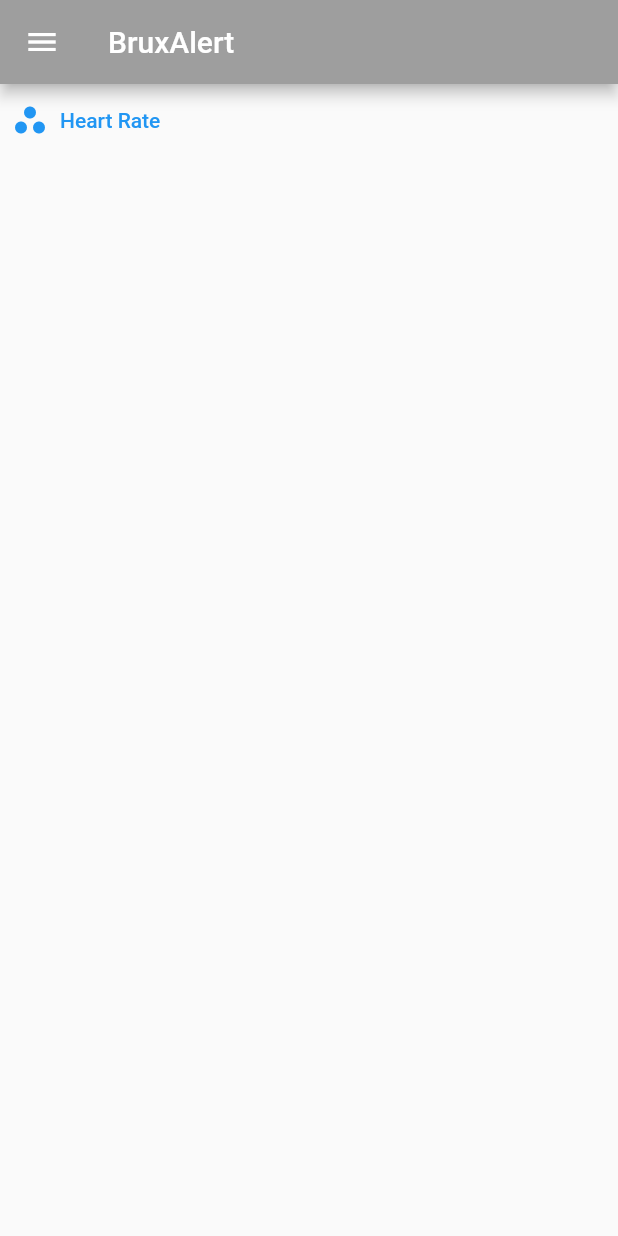
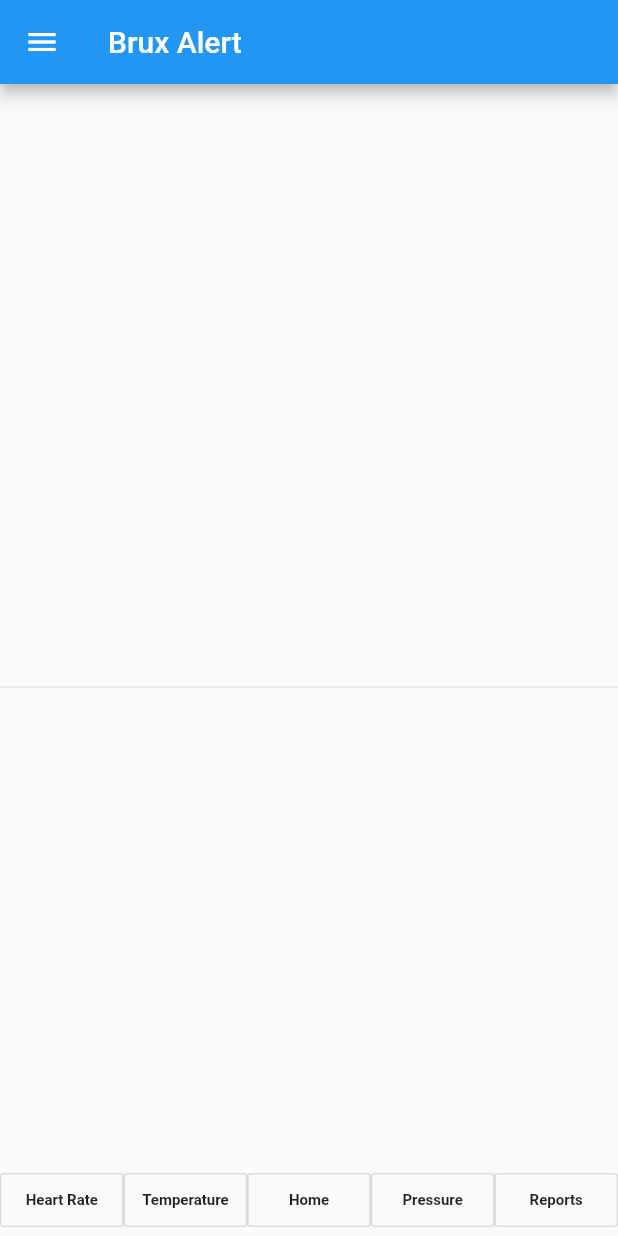
Before and after one commit to patel601/BruxAlertApp, a Flutter app: the screen it shows after launch, after a tap on "Heart Rate", on a phone screen of 412 x 824 dp. Run offline on Flutter 3.47's test engine with Material 2 defaults, Android fonts, the phone set to English and light mode, and no system bars.

Commit message:
Update main.dart

```diff
--- a/lib/main.dart
+++ b/lib/main.dart
@@ -7,29 +7,63 @@ import 'package:flutter/material.dart';
 import 'package:flutter/services.dart';
 import 'dart:ui';
 
-void main() => runApp(MyApp());
+void main() => runApp(new MyApp());
 
-class MyApp extends StatefulWidget {
+class MyApp extends StatelessWidget {
   @override
-  _MyAppState createState() => _MyAppState();
+  Widget build(BuildContext context) {
+    return new MaterialApp(
+      title: 'Flutter Demo',
+      theme: new ThemeData(
+        primarySwatch: Colors.blue,
+      ),
+      home: new MyHomePage(title: 'Brux Alert'),
+    );
+  }
+  //_MyAppState createState() => _MyAppState();
 }
 
-class _MyAppState extends State<MyApp> {
+class MyHomePage extends StatefulWidget {
+  MyHomePage({Key key, this.title}) : super(key: key);
+  final String title;
+  @override
+  _MyAppState createState() => new _MyAppState();
+}
+
+
+class _MyAppState extends State<MyHomePage> {
   Widget mainWidget = Item1();
 
-  //Widget hrButton = HRButton();
+  buttonPressed(String buttonText){
+    print(buttonText); // DEBUG purposes
+  }
+
+
+  Widget buildButton(String buttonText){
+    return new Expanded(
+      child: new OutlineButton(
+        padding: new EdgeInsets.all(12.0),
+        child: new Text(
+          buttonText,
+          style: TextStyle(fontSize: 10.0, fontWeight: FontWeight.bold),
+        ),
+        onPressed: () => buttonPressed(buttonText),
+      ),
+    );
+  }
+  String output = "";
+
+
   @override
   Widget build(BuildContext context) {
     return MaterialApp(
-      title: 'BruxAlert',
       home: Scaffold(
-        appBar: AppBar(
-          title: Text('BruxAlert'),
-          backgroundColor: Colors.grey,
-        ),
+        appBar: new AppBar(title: new Text(widget.title)),
+
           drawer: Drawer(
             // Menu bar
-          child: ListView(
+            child:
+            ListView(
               padding: EdgeInsets.zero,
               children: <Widget>[
                 ListTile(
@@ -43,7 +77,7 @@ class _MyAppState extends State<MyApp> {
                   },
                 ),
                 ListTile(
-                title: Text('Heartrate'),
+                  title: Text('Heart rate'),
                   tileColor: Colors.pink[300],
                   onTap: () {
                     // What happens after you tap the navigation item
@@ -112,45 +146,36 @@ class _MyAppState extends State<MyApp> {
             ),
           ),
 
-        body: (// mainWidget), // Here
-                TextButton.icon(
-                    label: Text('Heart Rate'),
-                    icon: Icon(Icons.workspaces_filled),
-                    onPressed: () {
-                      print('Pressed');
-                    }
+          body: new Container(
+            child: new Column(
+              children: <Widget>[
+                new Container(
+                alignment: Alignment.centerRight,
+                padding:
+                new EdgeInsets.symmetric(vertical: 14.0, horizontal: 12.0),
+                child: new Text(output,
+                    style: new TextStyle(
+                      fontSize: 48.0,
+                      fontWeight: FontWeight.bold,
+                    ))),
+              new Expanded(
+                child: new Divider(),
+              ),
+              new Column(children: [
+                new Row(children: [
+                  buildButton("Heart Rate"),
+                  buildButton("Temperature"),
+                  buildButton("Home"),
+                  buildButton("Pressure"),
+                  buildButton("Reports")
+                ]),
+              ],
             )
-      //       TextButton.icon(
-      //       label: Text('Pressure Sensor'),
-      //     icon: Icon(Icons.workspaces_filled),
-      //     onPressed: () {
-      //       print('Pressed');
-      //     }
-      // ),
-      //   TextButton.icon(
-      //       label: Text('Motor Information'),
-      //       icon: Icon(Icons.workspaces_filled),
-      //       onPressed: () {
-      //         print('Pressed');
-      //       }
-      //   ),
-      //   TextButton.icon(
-      //       label: Text('Temperature'),
-      //       icon: Icon(Icons.workspaces_filled),
-      //       onPressed: () {
-      //         print('Pressed');
-      //       }
-      //   ),
-      //   TextButton.icon(
-      //       label: Text('Overall Progress'),
-      //       icon: Icon(Icons.workspaces_filled),
-      //       onPressed: () {
-      //         print('Pressed');
-      //       }
-      //   ) // end of text buttons
+          // mainWidget), // Here
+        ])
+      )
     )
 
-      ),
 
     );
   }
```
Lines whose indentation alone changed are shown as unchanged.
